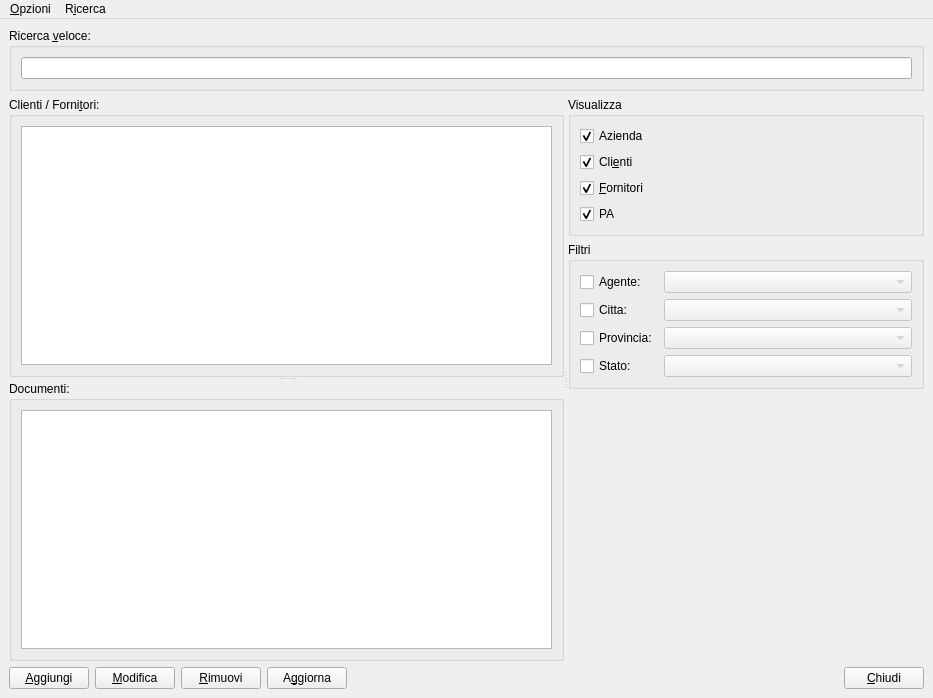
The window that moduleAnagrafica/anagraficawindow.ui (kvsd/Gestionale) describes before a commit, drawn with Qt 5.
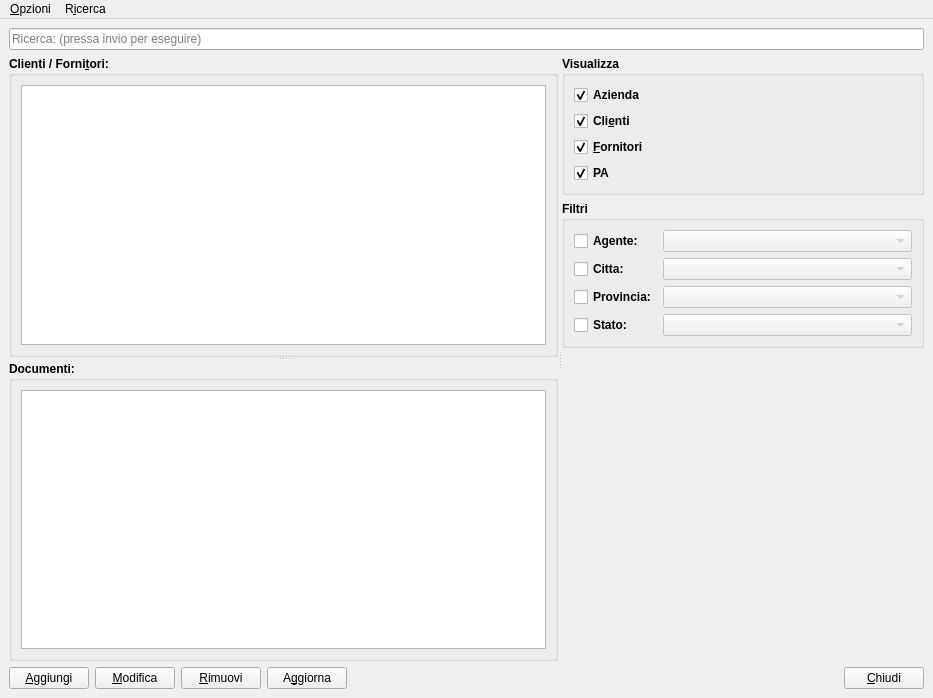
The same window after the commit.

Commit message: Refactoring modulo Anagrafica.

The edit to the form file:
```diff
--- a/moduleAnagrafica/anagraficawindow.ui
+++ b/moduleAnagrafica/anagraficawindow.ui
@@ -16,16 +16,24 @@
   <widget class="QWidget" name="centralwidget">
    <layout class="QVBoxLayout" name="verticalLayout_6" stretch="0,1,0">
     <item>
-     <widget class="QGroupBox" name="groupBox">
-      <property name="title">
-       <string>Ricerca &amp;veloce:</string>
-      </property>
-      <layout class="QHBoxLayout" name="horizontalLayout">
-       <item>
-        <widget class="QLineEdit" name="searchLineEdit"/>
-       </item>
-      </layout>
-     </widget>
+     <layout class="QHBoxLayout" name="horizontalLayout">
+      <item>
+       <widget class="QLineEdit" name="searchLineEdit">
+        <property name="font">
+         <font>
+          <weight>50</weight>
+          <bold>false</bold>
+         </font>
+        </property>
+        <property name="placeholderText">
+         <string>Ricerca: (pressa invio per eseguire)</string>
+        </property>
+        <property name="clearButtonEnabled">
+         <bool>true</bool>
+        </property>
+       </widget>
+      </item>
+     </layout>
     </item>
     <item>
      <widget class="QSplitter" name="splitter_filtri">
@@ -43,12 +51,24 @@
           <verstretch>0</verstretch>
          </sizepolicy>
         </property>
+        <property name="font">
+         <font>
+          <weight>75</weight>
+          <bold>true</bold>
+         </font>
+        </property>
         <property name="title">
          <string>Clienti / Forni&amp;tori:</string>
         </property>
         <layout class="QVBoxLayout" name="verticalLayout">
          <item>
           <widget class="QTableView" name="anagraficaView">
+           <property name="font">
+            <font>
+             <weight>50</weight>
+             <bold>false</bold>
+            </font>
+           </property>
            <property name="editTriggers">
             <set>QAbstractItemView::NoEditTriggers</set>
            </property>
@@ -84,6 +104,12 @@
           <height>16777215</height>
          </size>
         </property>
+        <property name="font">
+         <font>
+          <weight>75</weight>
+          <bold>true</bold>
+         </font>
+        </property>
         <property name="title">
          <string>Documenti:</string>
         </property>
@@ -108,6 +134,12 @@
              <height>16777215</height>
             </size>
            </property>
+           <property name="font">
+            <font>
+             <weight>50</weight>
+             <bold>false</bold>
+            </font>
+           </property>
           </widget>
          </item>
         </layout>
@@ -117,6 +149,12 @@
        <layout class="QVBoxLayout" name="verticalLayout_4">
         <item>
          <widget class="QGroupBox" name="groupBox_5">
+          <property name="font">
+           <font>
+            <weight>75</weight>
+            <bold>true</bold>
+           </font>
+          </property>
           <property name="title">
            <string>Visualizza</string>
           </property>
@@ -166,6 +204,12 @@
         </item>
         <item>
          <widget class="QGroupBox" name="groupBox_4">
+          <property name="font">
+           <font>
+            <weight>75</weight>
+            <bold>true</bold>
+           </font>
+          </property>
           <property name="title">
            <string>Filtri</string>
           </property>
@@ -184,6 +228,12 @@
                <property name="enabled">
                 <bool>false</bool>
                </property>
+               <property name="font">
+                <font>
+                 <weight>50</weight>
+                 <bold>false</bold>
+                </font>
+               </property>
               </widget>
              </item>
              <item row="0" column="0">
@@ -198,6 +248,12 @@
                <property name="enabled">
                 <bool>false</bool>
                </property>
+               <property name="font">
+                <font>
+                 <weight>50</weight>
+                 <bold>false</bold>
+                </font>
+               </property>
               </widget>
              </item>
              <item row="2" column="0">
@@ -212,6 +268,12 @@
                <property name="enabled">
                 <bool>false</bool>
                </property>
+               <property name="font">
+                <font>
+                 <weight>50</weight>
+                 <bold>false</bold>
+                </font>
+               </property>
               </widget>
              </item>
              <item row="3" column="0">
@@ -226,6 +288,12 @@
                <property name="enabled">
                 <bool>false</bool>
                </property>
+               <property name="font">
+                <font>
+                 <weight>50</weight>
+                 <bold>false</bold>
+                </font>
+               </property>
               </widget>
              </item>
             </layout>
```
Left out of the diff: 122 changed lines with no effect on the pictures. The commit also changes 2 other files.
